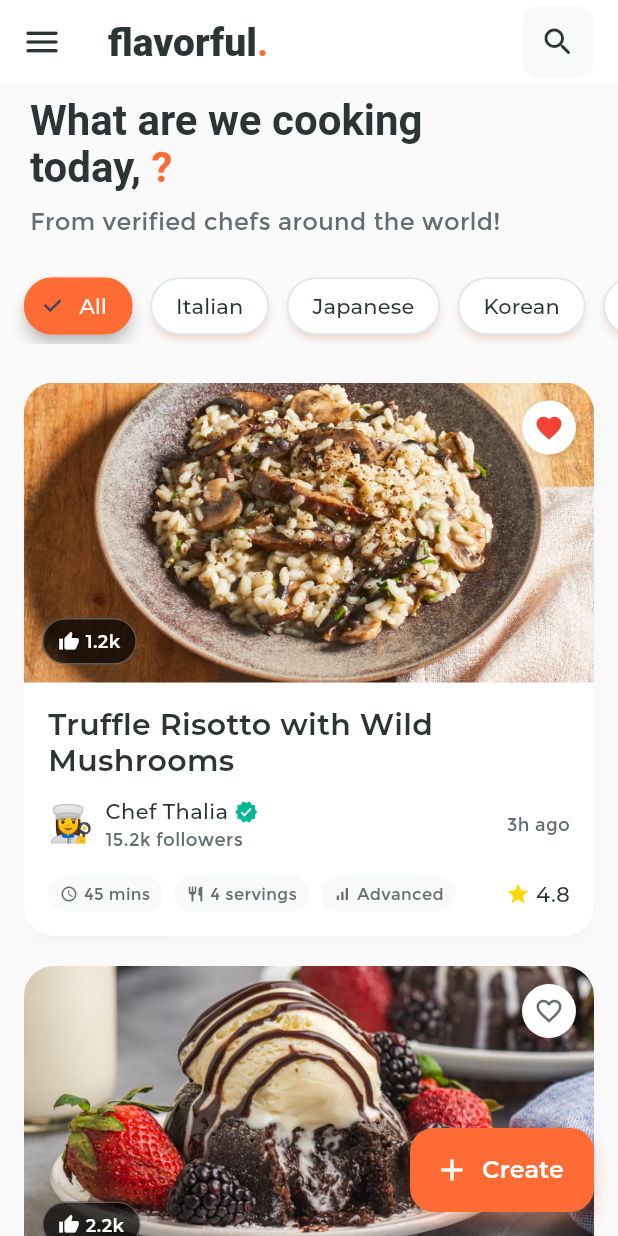
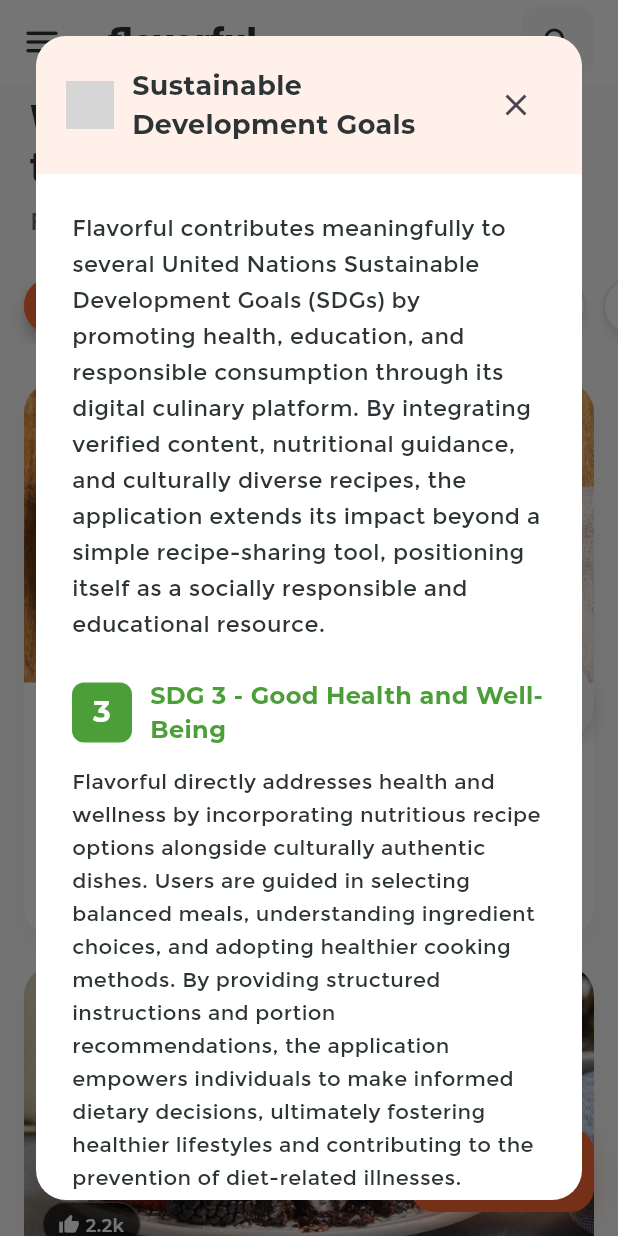
Before and after one commit to ailadonayre/Flavorful-App, a Flutter app: the HomeScreen screen opened directly, on a phone screen of 412 x 824 dp. Run offline on Flutter 3.47's test engine with Material 3 defaults, Android fonts, the phone set to English and light mode, and no system bars; our stand-ins replace cloud_firestore, firebase_auth, firebase_core, flutter_dotenv, shared_preferences; accounts and stored records are empty; project files that could hold a hidden picture were left out; grey boxes are pictures that could not be loaded.

Commit message:
Added SDG pop-up

```diff
--- a/lib/screens/home_screen.dart
+++ b/lib/screens/home_screen.dart
@@ -1,5 +1,6 @@
 import 'package:flutter/material.dart';
 import 'package:firebase_auth/firebase_auth.dart';
+import 'package:shared_preferences/shared_preferences.dart';
 import '../services/auth_service.dart';
 import '../config/app_theme.dart';
 import '../models/recipe.dart';
@@ -7,6 +8,8 @@ import '../services/recipe_data_service.dart';
 import '../services/favorites_service.dart';
 import '../widgets/recipe_card.dart';
 import '../widgets/app_drawer.dart';
+import '../widgets/assistive_touch.dart'; // ADD THIS
+import '../widgets/sdg_popup.dart'; // ADD THIS
 import '../screens/profile_screen.dart';
 import '../screens/favorites_screen.dart';
 import '../screens/create_recipe_screen.dart';
@@ -20,6 +23,8 @@ class HomeScreen extends StatefulWidget {
 }
 
 class HomeScreenState extends State<HomeScreen> with TickerProviderStateMixin {
+  static const String _sdgPopupSeenKey = 'sdg_popup_seen';
+
   late AnimationController _animationController;
   List<Recipe> _displayedRecipes = RecipeDataService.recipes;
   String _selectedCategory = 'All';
@@ -35,6 +40,32 @@ class HomeScreenState extends State<HomeScreen> with TickerProviderStateMixin {
     _animationController.forward();
 
     FavoritesService.initializeDemoFavorites();
+
+    // Check if this is first login and show popup
+    _checkAndShowSDGPopup();
+  }
+
+  /// Check if SDG popup has been shown before, if not show it automatically
+  Future<void> _checkAndShowSDGPopup() async {
+    final prefs = await SharedPreferences.getInstance();
+    final hasSeenPopup = prefs.getBool(_sdgPopupSeenKey) ?? false;
+
+    if (!hasSeenPopup && mounted) {
+      // Wait a bit for the screen to fully load
+      await Future.delayed(const Duration(milliseconds: 800));
+
+      if (mounted) {
+        // Mark as seen
+        await prefs.setBool(_sdgPopupSeenKey, true);
+
+        // Show popup
+        showDialog(
+          context: context,
+          barrierDismissible: true,
+          builder: (context) => const SDGPopup(),
+        );
+      }
+    }
   }
 
   @override
@@ -173,7 +204,7 @@ class HomeScreenState extends State<HomeScreen> with TickerProviderStateMixin {
           borderRadius: BorderRadius.circular(16),
           boxShadow: [
             BoxShadow(
-              color: AppColors.primary.withValues(alpha: 0.3),
+              color: AppColors.primary.withOpacity(0.3),
               blurRadius: 12,
               offset: const Offset(0, 6),
             ),
@@ -199,7 +230,9 @@ class HomeScreenState extends State<HomeScreen> with TickerProviderStateMixin {
         ),
       ),
 
-      body: CustomScrollView(
+      body: Stack(
+        children: [
+          CustomScrollView(
             slivers: [
               SliverToBoxAdapter(child: _buildHeader()),
               SliverToBoxAdapter(child: _buildCategoryFilter()),
@@ -207,6 +240,11 @@ class HomeScreenState extends State<HomeScreen> with TickerProviderStateMixin {
                 padding: const EdgeInsets.all(16),
                 sliver: _buildAnimatedRecipeList(),
               ),
+            ],
+          ),
+
+          // ADD ASSISTIVE TOUCH BUTTON
+          const AssistiveTouch(),
         ],
       ),
     );
@@ -308,7 +346,7 @@ class HomeScreenState extends State<HomeScreen> with TickerProviderStateMixin {
               selectedColor: AppColors.primary,
               backgroundColor: AppColors.surface,
               elevation: isSelected ? 4 : 2,
-              shadowColor: AppColors.primary.withValues(alpha: 0.3),
+              shadowColor: AppColors.primary.withOpacity(0.3),
               shape: RoundedRectangleBorder(
                 borderRadius: BorderRadius.circular(20),
                 side: BorderSide(
--- /dev/null
+++ b/lib/widgets/assistive_touch.dart
@@ -0,0 +1,136 @@
+import 'package:flutter/material.dart';
+import 'package:shared_preferences/shared_preferences.dart';
+import '../config/app_theme.dart';
+import 'sdg_popup.dart';
+
+/// AssistiveTouch-like floating button that can be dragged vertically
+/// along the right edge of the screen. Persists position using SharedPreferences.
+class AssistiveTouch extends StatefulWidget {
+  const AssistiveTouch({Key? key}) : super(key: key);
+
+  @override
+  State<AssistiveTouch> createState() => _AssistiveTouchState();
+}
+
+class _AssistiveTouchState extends State<AssistiveTouch> {
+  static const String _positionKey = 'assistive_touch_offset';
+  static const double _buttonSize = 60.0;
+  static const double _rightOffset = 16.0;
+
+  double _verticalPosition = 0.5; // Fraction of screen height (0.0 to 1.0)
+  bool _isPressed = false;
+
+  @override
+  void initState() {
+    super.initState();
+    _loadPosition();
+  }
+
+  /// Load saved vertical position from SharedPreferences
+  Future<void> _loadPosition() async {
+    final prefs = await SharedPreferences.getInstance();
+    final savedPosition = prefs.getDouble(_positionKey);
+    if (savedPosition != null && mounted) {
+      setState(() {
+        _verticalPosition = savedPosition;
+      });
+    }
+  }
+
+  /// Save vertical position to SharedPreferences
+  Future<void> _savePosition(double position) async {
+    final prefs = await SharedPreferences.getInstance();
+    await prefs.setDouble(_positionKey, position);
+  }
+
+  /// Show the SDG popup when button is tapped
+  void _showSDGPopup() {
+    showDialog(
+      context: context,
+      barrierDismissible: true,
+      builder: (context) => const SDGPopup(),
+    );
+  }
+
+  @override
+  Widget build(BuildContext context) {
+    final screenHeight = MediaQuery.of(context).size.height;
+    final safeAreaTop = MediaQuery.of(context).padding.top;
+    final safeAreaBottom = MediaQuery.of(context).padding.bottom;
+    final availableHeight = screenHeight - safeAreaTop - safeAreaBottom - _buttonSize;
+
+    // Calculate actual top position based on fraction
+    final topPosition = safeAreaTop + (_verticalPosition * availableHeight);
+
+    return Positioned(
+      right: _rightOffset,
+      top: topPosition,
+      child: GestureDetector(
+        onTap: _showSDGPopup,
+        onPanStart: (_) {
+          setState(() {
+            _isPressed = true;
+          });
+        },
+        onPanUpdate: (details) {
+          setState(() {
+            // Calculate new position as fraction
+            final newTop = topPosition + details.delta.dy;
+            final clampedTop = newTop.clamp(safeAreaTop, screenHeight - safeAreaBottom - _buttonSize);
+            _verticalPosition = (clampedTop - safeAreaTop) / availableHeight;
+          });
+        },
+        onPanEnd: (_) {
+          setState(() {
+            _isPressed = false;
+          });
+          _savePosition(_verticalPosition);
+        },
+        child: AnimatedScale(
+          scale: _isPressed ? 1.1 : 1.0,
+          duration: const Duration(milliseconds: 150),
+          child: Semantics(
+            label: 'SDG Information Button',
+            hint: 'Double tap to view SDG information',
+            button: true,
+            child: Container(
+              width: _buttonSize,
+              height: _buttonSize,
+              decoration: BoxDecoration(
+                color: const Color(0xFFF6F6F6), // Off-white / very light grey
+                shape: BoxShape.circle,
+                boxShadow: [
+                  BoxShadow(
+                    color: Colors.black.withOpacity(0.15),
+                    blurRadius: 8,
+                    offset: const Offset(0, 4),
+                  ),
+                ],
+              ),
+              child: Center(
+                child: Image.asset(
+                  'assets/img/sdg_logo.png',
+                  width: 36,
+                  height: 36,
+                  fit: BoxFit.contain,
+                  errorBuilder: (context, error, stackTrace) {
+                    // Fallback if asset is missing
+                    return const Text(
+                      'SDG',
+                      style: TextStyle(
+                        fontFamily: AppTheme.fontFamily,
+                        fontSize: 14,
+                        fontWeight: FontWeight.w600,
+                        color: AppColors.primary,
+                      ),
+                    );
+                  },
+                ),
+              ),
+            ),
+          ),
+        ),
+      ),
+    );
+  }
+}
--- /dev/null
+++ b/lib/widgets/sdg_popup.dart
@@ -0,0 +1,216 @@
+import 'package:flutter/material.dart';
+import '../config/app_theme.dart';
+
+/// SDG informational popup with scrollable content
+class SDGPopup extends StatelessWidget {
+  const SDGPopup({Key? key}) : super(key: key);
+
+  @override
+  Widget build(BuildContext context) {
+    return Dialog(
+      backgroundColor: Colors.transparent,
+      insetPadding: const EdgeInsets.all(24),
+      child: Container(
+        constraints: const BoxConstraints(maxWidth: 600),
+        decoration: BoxDecoration(
+          color: AppColors.surface,
+          borderRadius: BorderRadius.circular(20),
+        ),
+        child: Column(
+          mainAxisSize: MainAxisSize.min,
+          children: [
+            // Header
+            Container(
+              padding: const EdgeInsets.all(20),
+              decoration: BoxDecoration(
+                color: AppColors.primary.withOpacity(0.1),
+                borderRadius: const BorderRadius.only(
+                  topLeft: Radius.circular(20),
+                  topRight: Radius.circular(20),
+                ),
+              ),
+              child: Row(
+                children: [
+                  Image.asset(
+                    'assets/img/sdg_logo.png',
+                    width: 32,
+                    height: 32,
+                    errorBuilder: (context, error, stackTrace) {
+                      return Container(
+                        width: 32,
+                        height: 32,
+                        decoration: BoxDecoration(
+                          color: AppColors.primary,
+                          borderRadius: BorderRadius.circular(8),
+                        ),
+                        child: const Icon(
+                          Icons.eco,
+                          color: Colors.white,
+                          size: 20,
+                        ),
+                      );
+                    },
+                  ),
+                  const SizedBox(width: 12),
+                  const Expanded(
+                    child: Text(
+                      'Sustainable Development Goals',
+                      style: TextStyle(
+                        fontFamily: AppTheme.fontFamily,
+                        fontSize: 18,
+                        fontWeight: FontWeight.w700,
+                        color: AppColors.textPrimary,
+                      ),
+                    ),
+                  ),
+                  IconButton(
+                    icon: const Icon(Icons.close),
+                    onPressed: () => Navigator.of(context).pop(),
+                    tooltip: 'Close',
+                  ),
+                ],
+              ),
+            ),
+
+            // Scrollable content
+            Flexible(
+              child: SingleChildScrollView(
+                padding: const EdgeInsets.all(24),
+                child: Column(
+                  crossAxisAlignment: CrossAxisAlignment.start,
+                  children: [
+                    // Introduction
+                    const Text(
+                      'Flavorful contributes meaningfully to several United Nations Sustainable Development Goals (SDGs) by promoting health, education, and responsible consumption through its digital culinary platform. By integrating verified content, nutritional guidance, and culturally diverse recipes, the application extends its impact beyond a simple recipe-sharing tool, positioning itself as a socially responsible and educational resource.',
+                      style: TextStyle(
+                        fontFamily: AppTheme.fontFamily,
+                        fontSize: 15,
+                        color: AppColors.textPrimary,
+                        height: 1.6,
+                      ),
+                    ),
+
+                    const SizedBox(height: 24),
+
+                    // SDG 3
+                    _buildSDGSection(
+                      number: '3',
+                      title: 'Good Health and Well-Being',
+                      content:
+                      'Flavorful directly addresses health and wellness by incorporating nutritious recipe options alongside culturally authentic dishes. Users are guided in selecting balanced meals, understanding ingredient choices, and adopting healthier cooking methods. By providing structured instructions and portion recommendations, the application empowers individuals to make informed dietary decisions, ultimately fostering healthier lifestyles and contributing to the prevention of diet-related illnesses.',
+                      color: const Color(0xFF4C9F38),
+                    ),
+
+                    const SizedBox(height: 20),
+
+                    // SDG 4
+                    _buildSDGSection(
+                      number: '4',
+                      title: 'Quality Education',
+                      content:
+                      'The platform serves as an informal educational resource by offering users access to culinary knowledge and skills development. Through detailed step-by-step instructions, ingredient explanations, and chef-provided insights, Flavorful promotes lifelong learning in the culinary domain. Users gain both practical cooking skills and cultural literacy, enhancing their appreciation of global cuisines while encouraging self-directed, experiential learning.',
+                      color: const Color(0xFFC5192D),
+                    ),
+
+                    const SizedBox(height: 20),
+
+                    // SDG 12
+                    _buildSDGSection(
+                      number: '12',
+                      title: 'Responsible Consumption and Production',
+                      content:
+                      'Flavorful encourages sustainable culinary practices by promoting mindful use of ingredients, proper portion control, and reduced food waste. Each recipe includes precise measurements and clear instructions, enabling users to plan meals efficiently and minimize unnecessary consumption. By fostering awareness of responsible food production and preparation, the application supports environmentally conscious behaviors and encourages users to adopt practices that contribute to global sustainability.',
+                      color: const Color(0xFFBF8B2E),
+                    ),
+
+                    const SizedBox(height: 24),
+
+                    // Closing statement
+                    Container(
+                      padding: const EdgeInsets.all(16),
+                      decoration: BoxDecoration(
+                        color: const Color(0xFFFF8A00).withOpacity(0.1),
+                        borderRadius: BorderRadius.circular(12),
+                        border: Border.all(
+                          color: const Color(0xFFFF8A00).withOpacity(0.3),
+                        ),
+                      ),
+                      child: const Text(
+                        'Through these SDG-aligned features, Flavorful demonstrates that technology-driven culinary platforms can simultaneously educate, promote health, and encourage sustainability, creating a holistic impact on both individual users and broader societal practices.',
+                        style: TextStyle(
+                          fontFamily: AppTheme.fontFamily,
+                          fontSize: 14,
+                          color: AppColors.textPrimary,
+                          height: 1.6,
+                          fontStyle: FontStyle.italic,
+                        ),
+                      ),
+                    ),
+                  ],
+                ),
+              ),
+            ),
+          ],
+        ),
+      ),
+    );
+  }
+
+  Widget _buildSDGSection({
+    required String number,
+    required String title,
+    required String content,
+    required Color color,
+  }) {
+    return Column(
+      crossAxisAlignment: CrossAxisAlignment.start,
+      children: [
+        Row(
+          children: [
+            Container(
+              width: 40,
+              height: 40,
+              decoration: BoxDecoration(
+                color: color,
+                borderRadius: BorderRadius.circular(8),
+              ),
+              child: Center(
+                child: Text(
+                  number,
+                  style: const TextStyle(
+                    fontFamily: AppTheme.fontFamily,
+                    fontSize: 20,
+                    fontWeight: FontWeight.w700,
+                    color: Colors.white,
+                  ),
+                ),
+              ),
+            ),
+            const SizedBox(width: 12),
+            Expanded(
+              child: Text(
+                'SDG $number - $title',
+                style: TextStyle(
+                  fontFamily: AppTheme.fontFamily,
+                  fontSize: 16,
+                  fontWeight: FontWeight.w700,
+                  color: color,
+                ),
+              ),
+            ),
+          ],
+        ),
+        const SizedBox(height: 12),
+        Text(
+          content,
+          style: const TextStyle(
+            fontFamily: AppTheme.fontFamily,
+            fontSize: 14,
+            color: AppColors.textPrimary,
+            height: 1.6,
+          ),
+        ),
+      ],
+    );
+  }
+}
--- a/pubspec.yaml
+++ b/pubspec.yaml
@@ -28,6 +28,7 @@ flutter:
 
   assets:
     - assets/img/
+    - assets/img/sdg_logo.png
     - .env
 
   fonts:
```
Lines whose indentation alone changed are shown as unchanged.
